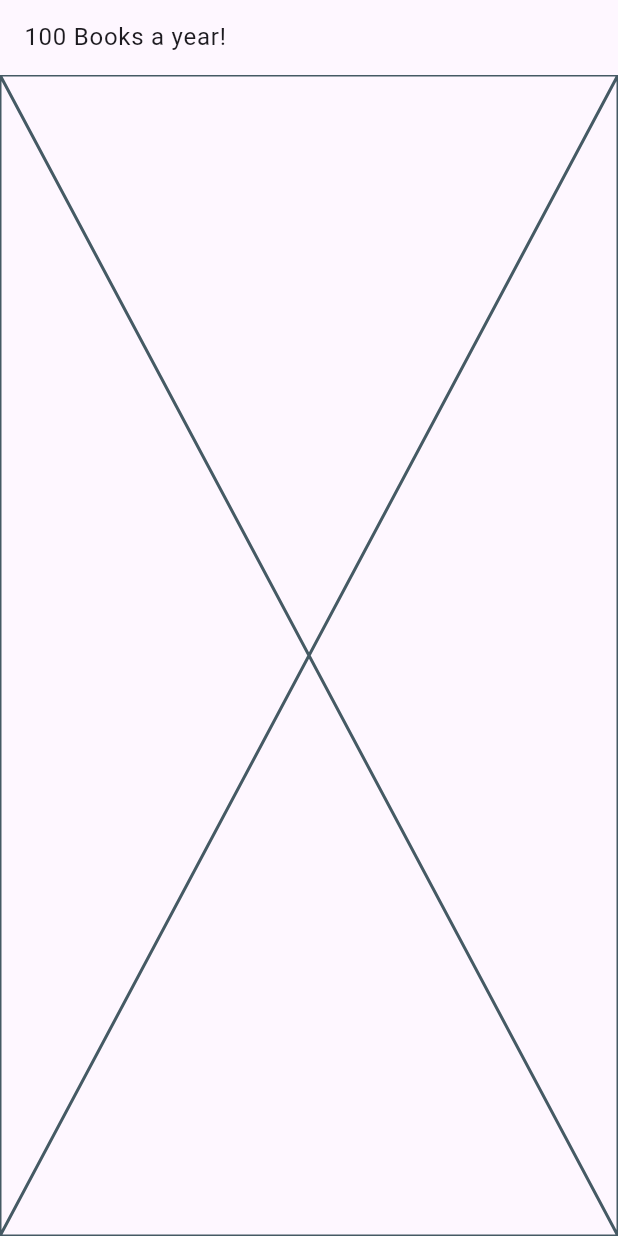
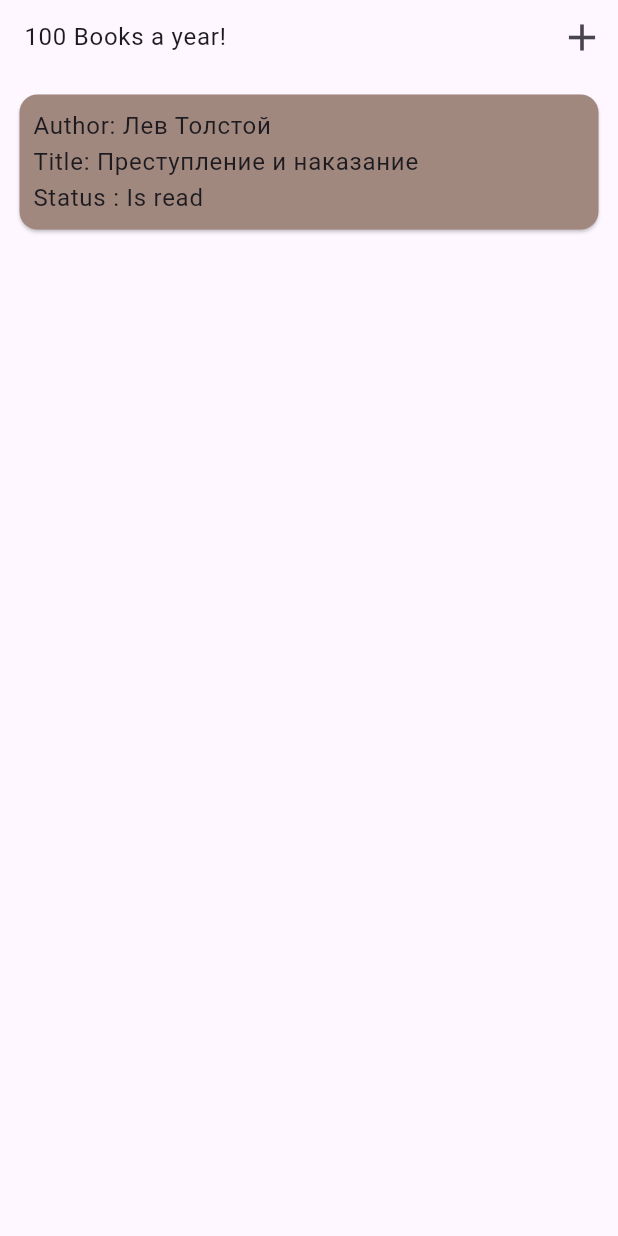
Before and after one commit to Flutter007/test4, a Flutter app: the screen it shows after launch, on a phone screen of 412 x 824 dp. Run offline on Flutter 3.47's test engine with Material 3 defaults, Android fonts, the phone set to English and light mode, and no system bars; drawn by our look-alikes of flutter_slidable; our stand-ins replace google_fonts; Roboto replaces fonts that are missing (Alexandria).

Commit message:
Added BookCard on the Screen,designed color and location of text.

```diff
--- /dev/null
+++ b/lib/data/genre_data.dart
@@ -0,0 +1,29 @@
+import 'package:flutter/material.dart';
+import 'package:test4/model/book_genre.dart';
+
+final genres = [
+  BookGenre(
+    id: 'science_fiction',
+    title: 'Science fiction',
+    icon: Icons.science_outlined,
+  ),
+  BookGenre(
+    id: 'technical_literature',
+    title: 'Technical literature',
+    icon: Icons.terminal_outlined,
+  ),
+  BookGenre(
+    id: 'documentary',
+    title: 'Documentary',
+    icon: Icons.movie_outlined,
+  ),
+  BookGenre(
+      id: 'classical_literature',
+      title: 'Classical Literature',
+      icon: Icons.music_note_outlined),
+  BookGenre(
+    id: 'detective',
+    title: 'Detective',
+    icon: Icons.content_paste_search_outlined,
+  ),
+];
--- /dev/null
+++ b/lib/data/status_data.dart
@@ -0,0 +1,8 @@
+import 'package:test4/model/book_status.dart';
+
+final statuses = [
+  BookStatus(id: 'on_the_shelf', status: 'On The Shelf'),
+  BookStatus(id: 'is_reading', status: 'Is reading'),
+  BookStatus(id: 'is_read', status: 'Is read'),
+  BookStatus(id: 'is_postponed', status: 'Is postponed'),
+];
--- /dev/null
+++ b/lib/model/book.dart
@@ -0,0 +1,37 @@
+import 'package:test4/data/genre_data.dart';
+import 'package:test4/data/status_data.dart';
+import 'package:test4/model/book_genre.dart';
+import 'package:test4/model/book_status.dart';
+import 'package:uuid/uuid.dart';
+
+const uuid = Uuid();
+
+class Book {
+  final String id;
+  final String author;
+  final String title;
+  final String genreID;
+  final int pages;
+  final String statusID;
+  final DateTime endTime;
+  final int rating;
+
+  Book(
+      {String? id,
+      required this.author,
+      required this.title,
+      required this.genreID,
+      required this.pages,
+      required this.statusID,
+      required this.endTime,
+      required this.rating})
+      : id = id ?? uuid.v4();
+
+  BookGenre get genre {
+    return genres.firstWhere((genre) => genre.id == genreID);
+  }
+
+  BookStatus get status {
+    return statuses.firstWhere((status) => status.id == statusID);
+  }
+}
--- /dev/null
+++ b/lib/model/book_genre.dart
@@ -0,0 +1,13 @@
+import 'package:flutter/cupertino.dart';
+
+class BookGenre {
+  final String id;
+  final String title;
+  final IconData icon;
+
+  BookGenre({
+    required this.id,
+    required this.title,
+    required this.icon,
+  });
+}
--- /dev/null
+++ b/lib/model/book_status.dart
@@ -0,0 +1,9 @@
+class BookStatus {
+  final String id;
+  final String status;
+
+  BookStatus({
+    required this.id,
+    required this.status,
+  });
+}
--- a/lib/screens/books_screen.dart
+++ b/lib/screens/books_screen.dart
@@ -1,10 +1,54 @@
 import 'package:flutter/material.dart';
+import 'package:flutter_slidable/flutter_slidable.dart';
+import 'package:test4/model/book.dart';
+import 'package:test4/widgets/book_card.dart';
 
 class BooksScreen extends StatelessWidget {
-  const BooksScreen({super.key});
+  final List<Book> books;
+  final void Function(String id) onBookDelete;
+  // final void Function(String id) onBookEdit;
+  const BooksScreen({
+    super.key,
+    required this.books,
+    required this.onBookDelete,
+    // required this.onBookEdit,
+  });
 
   @override
   Widget build(BuildContext context) {
-    return const Placeholder();
+    final theme = Theme.of(context);
+    return Padding(
+      padding: EdgeInsets.all(9),
+      child: ListView.builder(
+        itemBuilder: (ctx, index) {
+          final book = books[index];
+          return Slidable(
+            endActionPane: ActionPane(
+              motion: DrawerMotion(),
+              children: [
+                SlidableAction(
+                  onPressed: (ctx) => onBookDelete(book.id),
+                  icon: Icons.delete,
+                  backgroundColor: theme.colorScheme.error.withAlpha(220),
+                  borderRadius: BorderRadius.circular(15),
+                  label: 'Delete',
+                  padding: EdgeInsets.zero,
+                ),
+                SlidableAction(
+                  onPressed: (ctx) => () {}, //=> onBookEdit(book.id),
+                  icon: Icons.edit,
+                  backgroundColor: theme.colorScheme.error.withAlpha(220),
+                  label: 'Delete',
+                  borderRadius: BorderRadius.circular(15),
+                  padding: EdgeInsets.zero,
+                ),
+              ],
+            ),
+            child: BookCard(book: book),
+          );
+        },
+        itemCount: books.length,
+      ),
+    );
   }
 }
--- a/lib/test4.dart
+++ b/lib/test4.dart
@@ -1,5 +1,6 @@
 import 'package:flutter/material.dart';
 import 'package:google_fonts/google_fonts.dart';
+import 'package:test4/model/book.dart';
 import 'package:test4/screens/books_screen.dart';
 
 class Test4 extends StatefulWidget {
@@ -10,6 +11,30 @@ class Test4 extends StatefulWidget {
 }
 
 class _Test4State extends State<Test4> {
+  List<Book> books = [
+    Book(
+        author: 'Лев Толстой',
+        title: 'Преступление и наказание',
+        genreID: 'science_fiction',
+        pages: 400,
+        statusID: 'is_read',
+        endTime: DateTime.now(),
+        rating: 4),
+  ];
+
+  void deleteBook(String id) {
+    setState(() {
+      books.removeWhere((book) => book.id == id);
+    });
+  }
+
+  void editBook(Book editBook) {
+    setState(() {
+      final index = books.indexWhere((book) => book.id == editBook.id);
+      books[index] = editBook;
+    });
+  }
+
   @override
   Widget build(BuildContext context) {
     final theme = Theme.of(context);
@@ -17,11 +42,24 @@ class _Test4State extends State<Test4> {
       appBar: AppBar(
         title: Text(
           '100 Books a year!',
-          style: GoogleFonts.alexandria(textStyle: theme.textTheme.bodyLarge!),
+          style: GoogleFonts.alexandria(
+            textStyle: theme.textTheme.bodyLarge!,
+          ),
         ),
+        actions: [
+          IconButton(
+              onPressed: () {},
+              icon: Icon(
+                Icons.add,
+                size: 30,
+              ))
+        ],
         toolbarHeight: 50,
       ),
-      body: BooksScreen(),
+      body: BooksScreen(
+        books: books,
+        onBookDelete: deleteBook,
+      ),
     );
   }
 }
--- /dev/null
+++ b/lib/widgets/book_card.dart
@@ -0,0 +1,56 @@
+import 'package:flutter/material.dart';
+import 'package:test4/model/book.dart';
+
+class BookCard extends StatelessWidget {
+  final Book book;
+  const BookCard({super.key, required this.book});
+
+  @override
+  Widget build(BuildContext context) {
+    final theme = Theme.of(context);
+    final bodyLargeStyle = theme.textTheme.bodyLarge!;
+
+    // final genre = book.genre;
+    final status = book.status;
+    return GestureDetector(
+      child: Card(
+        color: Colors.brown.shade300,
+        child: Padding(
+          padding: const EdgeInsets.all(9),
+          child: Column(
+            children: [
+              Row(
+                children: [
+                  Expanded(
+                    child: Text(
+                      'Author: ${book.author}',
+                      style: bodyLargeStyle,
+                    ),
+                  ),
+                ],
+              ),
+              Row(
+                children: [
+                  Expanded(
+                    child: Text(
+                      'Title: ${book.title}',
+                      style: bodyLargeStyle,
+                    ),
+                  ),
+                ],
+              ),
+              Row(
+                children: [
+                  Text(
+                    'Status : ${status.status}',
+                    style: bodyLargeStyle,
+                  ),
+                ],
+              ),
+            ],
+          ),
+        ),
+      ),
+    );
+  }
+}
```
Also changed, not shown: lib/main.dart (+5 -3 lines).
